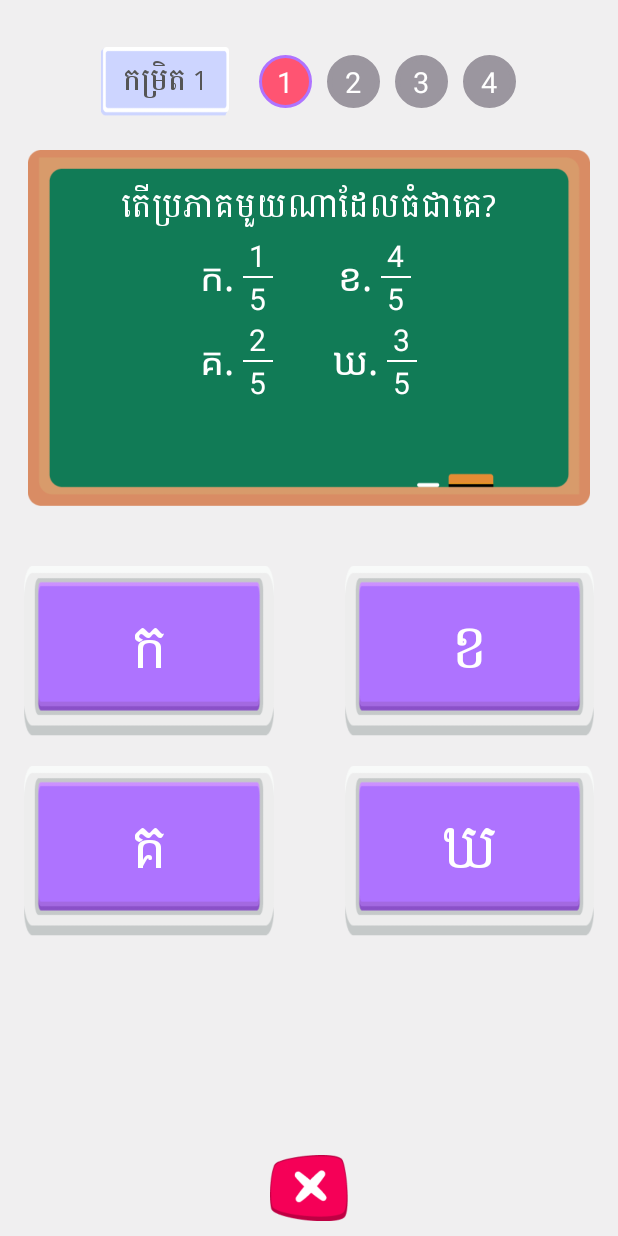
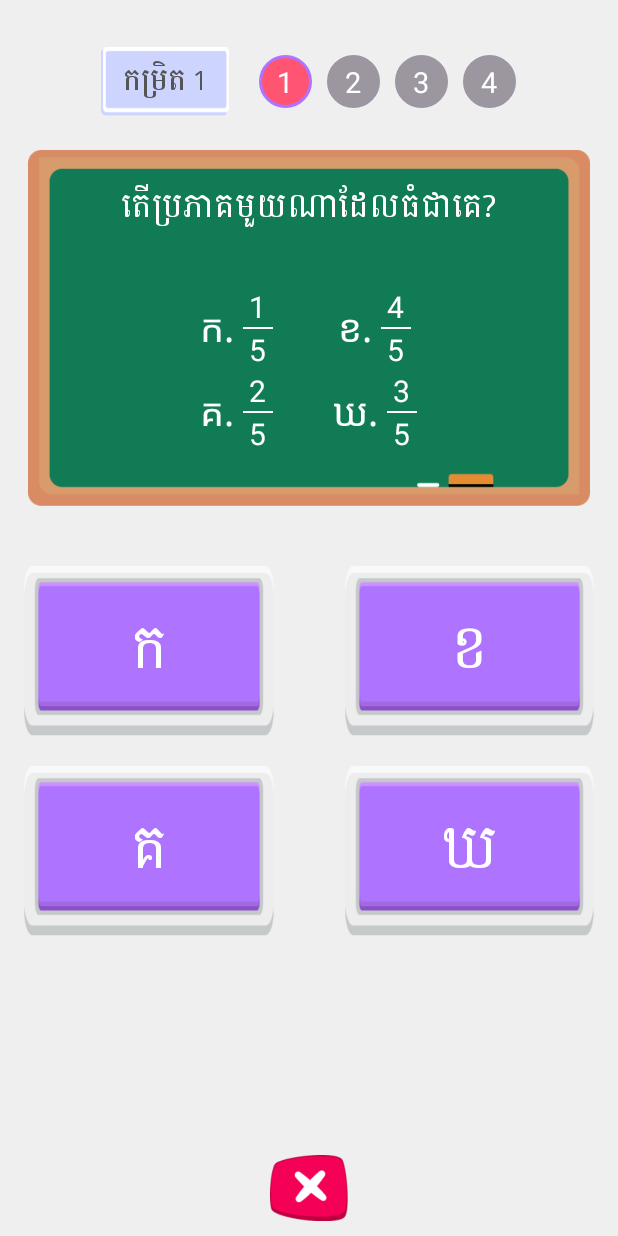
Before and after one commit to Thou168/BT_MathOperation, an Android app: the Learn_Frac_1 screen opened directly, with no data from a screen before it, on a phone screen of 412 x 824 dp. Run offline under Robolectric (Android 15) with nearby library versions, the light colour scheme and no system bars; libraries missing offline, so code that uses them is left out: com.dd, com.luolc.emojirain, com.thekhaeng.pushdownanim; plain views replace EmojiRainLayout, ShadowLayout; 3 statements that could not run were skipped.

Commit message:
any update

```diff
--- a/app/src/main/java/com/bokor/bt_mathoperation/Fragment_lesson/Deci/Learn_Decimal_2.java
+++ b/app/src/main/java/com/bokor/bt_mathoperation/Fragment_lesson/Deci/Learn_Decimal_2.java
@@ -279,7 +279,7 @@ public class Learn_Decimal_2 extends AppCompatActivity {
 //            txt_bot.setText("100");
             ln_view1.setVisibility(View.GONE);
             ln_view2.setVisibility(View.VISIBLE);
-            txt_ask.setText("ចូរជ្រើសរើសចំនួនទសភាគដែលធំជាងគេ៖");
+            txt_ask.setText("ចូរជ្រើសរើសចំនួនទសភាគដែលធំជាងគេ។");
             //btn
             btn1.setText("0.75");
             btn1.setOnClickListener(new View.OnClickListener() {
--- a/app/src/main/res/layout/learn_fraction.xml
+++ b/app/src/main/res/layout/learn_fraction.xml
@@ -152,26 +152,23 @@
                     android:id="@+id/txt_ask"
                     android:layout_marginStart="20dp"
                     android:layout_marginEnd="20dp"
+                    android:layout_marginTop="20dp"
                     android:textSize="20sp"
                     android:textColor="@color/white"
                     android:fontFamily="@font/battambang_regular"
-                    android:layout_marginTop="20dp"
                     android:text="ចូរជ្រើសរើសប្រភាគដែលធំជាងគេក្នុងចំណោមប្រភាគខាងក្រោម៖"
                     android:gravity="center"
-                    android:layout_centerInParent="true"
-                    android:layout_alignParentTop="true"
                     android:layout_width="wrap_content"
                     android:layout_height="wrap_content"/>
 
                 <LinearLayout
                     android:id="@+id/ln_crop"
                     android:layout_width="wrap_content"
-                    android:layout_height="wrap_content"
+                    android:layout_height="match_parent"
                     android:layout_below="@+id/txt_ask"
-                    android:layout_alignParentBottom="true"
-                    android:gravity="top"
-                    android:layout_centerInParent="true"
-                    android:layout_centerHorizontal="true">
+                    android:layout_alignStart="@+id/txt_ask"
+                    android:layout_alignEnd="@+id/txt_ask"
+                    android:gravity="center">
 
                     <RelativeLayout
                         android:id="@+id/rl_start"
@@ -196,32 +193,35 @@
                                 android:text="ក. "
                                 android:textColor="@color/white"
                                 android:textSize="25sp" />
+
                             <RelativeLayout
-                                android:gravity="center"
                                 android:layout_width="wrap_content"
-                                android:layout_height="wrap_content">
+                                android:layout_height="wrap_content"
+                                android:gravity="center">
+
                                 <TextView
                                     android:id="@+id/first_q"
-                                    android:layout_centerInParent="true"
-                                    android:layout_alignParentTop="true"
                                     android:layout_width="wrap_content"
                                     android:layout_height="wrap_content"
+                                    android:layout_alignParentTop="true"
+                                    android:layout_centerInParent="true"
                                     android:text="2"
                                     android:textColor="@color/white"
                                     android:textSize="20sp" />
+
                                 <View
                                     android:id="@+id/row_first"
                                     android:layout_width="20dp"
                                     android:layout_height="1dp"
-                                    android:background="@color/white"
-                                    android:layout_below="@+id/first_q"/>
+                                    android:layout_below="@+id/first_q"
+                                    android:background="@color/white" />
 
                                 <TextView
                                     android:id="@+id/first_below"
-                                    android:layout_centerInParent="true"
                                     android:layout_width="wrap_content"
                                     android:layout_height="wrap_content"
                                     android:layout_below="@+id/row_first"
+                                    android:layout_centerInParent="true"
                                     android:text="5"
                                     android:textColor="@color/white"
                                     android:textSize="20sp" />
@@ -242,32 +242,35 @@
                                 android:text="គ. "
                                 android:textColor="@color/white"
                                 android:textSize="25sp" />
+
                             <RelativeLayout
-                                android:gravity="center"
                                 android:layout_width="wrap_content"
-                                android:layout_height="wrap_content">
+                                android:layout_height="wrap_content"
+                                android:gravity="center">
+
                                 <TextView
                                     android:id="@+id/third_q"
-                                    android:layout_centerInParent="true"
-                                    android:layout_alignParentTop="true"
                                     android:layout_width="wrap_content"
                                     android:layout_height="wrap_content"
+                                    android:layout_alignParentTop="true"
+                                    android:layout_centerInParent="true"
                                     android:text="4"
                                     android:textColor="@color/white"
                                     android:textSize="20sp" />
+
                                 <View
                                     android:id="@+id/row_third"
                                     android:layout_width="20dp"
                                     android:layout_height="1dp"
-                                    android:background="@color/white"
-                                    android:layout_below="@+id/third_q"/>
+                                    android:layout_below="@+id/third_q"
+                                    android:background="@color/white" />
 
                                 <TextView
                                     android:id="@+id/third_below"
-                                    android:layout_centerInParent="true"
                                     android:layout_width="wrap_content"
                                     android:layout_height="wrap_content"
                                     android:layout_below="@+id/row_third"
+                                    android:layout_centerInParent="true"
                                     android:text="5"
                                     android:textColor="@color/white"
                                     android:textSize="20sp" />
@@ -298,31 +301,34 @@
                                 android:text="ខ. "
                                 android:textColor="@color/white"
                                 android:textSize="25sp" />
+
                             <RelativeLayout
                                 android:layout_width="wrap_content"
                                 android:layout_height="wrap_content">
+
                                 <TextView
                                     android:id="@+id/second_q"
-                                    android:layout_centerInParent="true"
-                                    android:layout_alignParentTop="true"
                                     android:layout_width="wrap_content"
                                     android:layout_height="wrap_content"
+                                    android:layout_alignParentTop="true"
+                                    android:layout_centerInParent="true"
                                     android:text="3"
                                     android:textColor="@color/white"
                                     android:textSize="20sp" />
+
                                 <View
                                     android:id="@+id/row_second"
                                     android:layout_width="20dp"
                                     android:layout_height="1dp"
-                                    android:background="@color/white"
-                                    android:layout_below="@+id/second_q"/>
+                                    android:layout_below="@+id/second_q"
+                                    android:background="@color/white" />
 
                                 <TextView
                                     android:id="@+id/second_below"
-                                    android:layout_centerInParent="true"
                                     android:layout_width="wrap_content"
                                     android:layout_height="wrap_content"
                                     android:layout_below="@+id/row_second"
+                                    android:layout_centerInParent="true"
                                     android:text="5"
                                     android:textColor="@color/white"
                                     android:textSize="20sp" />
@@ -343,32 +349,35 @@
                                 android:text="ឃ. "
                                 android:textColor="@color/white"
                                 android:textSize="25sp" />
+
                             <RelativeLayout
-                                android:gravity="center"
                                 android:layout_width="wrap_content"
-                                android:layout_height="wrap_content">
+                                android:layout_height="wrap_content"
+                                android:gravity="center">
+
                                 <TextView
                                     android:id="@+id/fourth_q"
-                                    android:layout_centerInParent="true"
-                                    android:layout_alignParentTop="true"
                                     android:layout_width="wrap_content"
                                     android:layout_height="wrap_content"
+                                    android:layout_alignParentTop="true"
+                                    android:layout_centerInParent="true"
                                     android:text="5"
                                     android:textColor="@color/white"
                                     android:textSize="20sp" />
+
                                 <View
                                     android:id="@+id/row_fourth"
                                     android:layout_width="20dp"
                                     android:layout_height="1dp"
-                                    android:background="@color/white"
-                                    android:layout_below="@+id/fourth_q"/>
+                                    android:layout_below="@+id/fourth_q"
+                                    android:background="@color/white" />
 
                                 <TextView
                                     android:id="@+id/fourth_below"
-                                    android:layout_centerInParent="true"
                                     android:layout_width="wrap_content"
                                     android:layout_height="wrap_content"
                                     android:layout_below="@+id/row_fourth"
+                                    android:layout_centerInParent="true"
                                     android:text="5"
                                     android:textColor="@color/white"
                                     android:textSize="20sp" />
```
Also changed, not shown: app/src/main/java/com/bokor/bt_mathoperation/Fragment_lesson/Deci/Learn_Decimal_1.java (+4 -4 lines), app/src/main/java/com/bokor/bt_mathoperation/Fragment_lesson/Div/Learn_Div_3.java (+50 -50 lines), app/src/main/res/layout/activity_lets_start_fraction_1.xml (+4 -4 lines), app/src/main/res/layout/decimal_place_and_value.xml (+46 -14 lines), app/src/main/res/layout/learn_fraction_denominator.xml (+17 -14 lines), app/src/main/res/values/strings.xml (+5 -5 lines).
